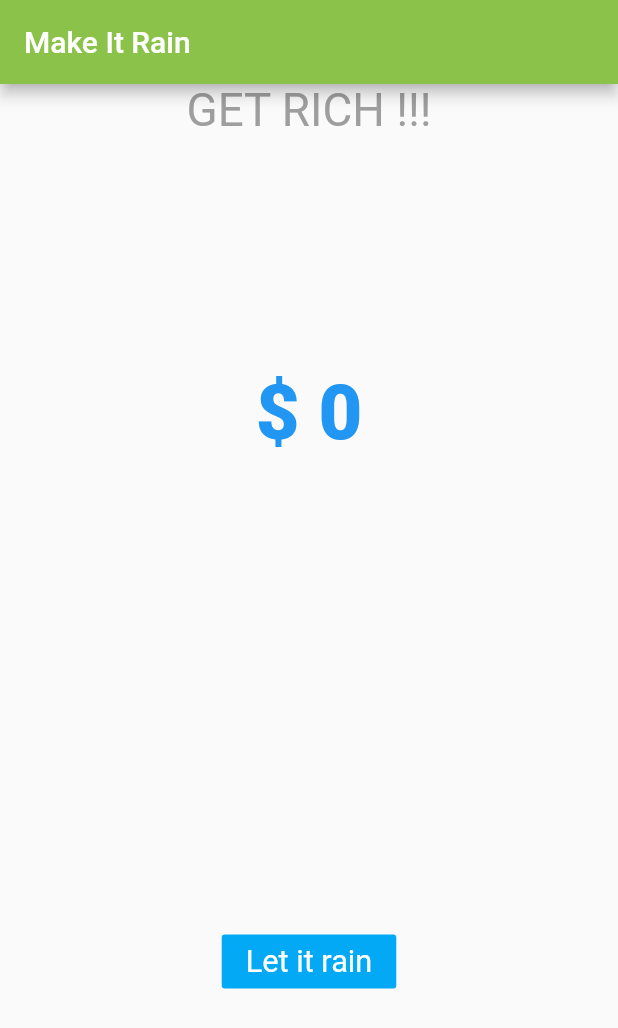
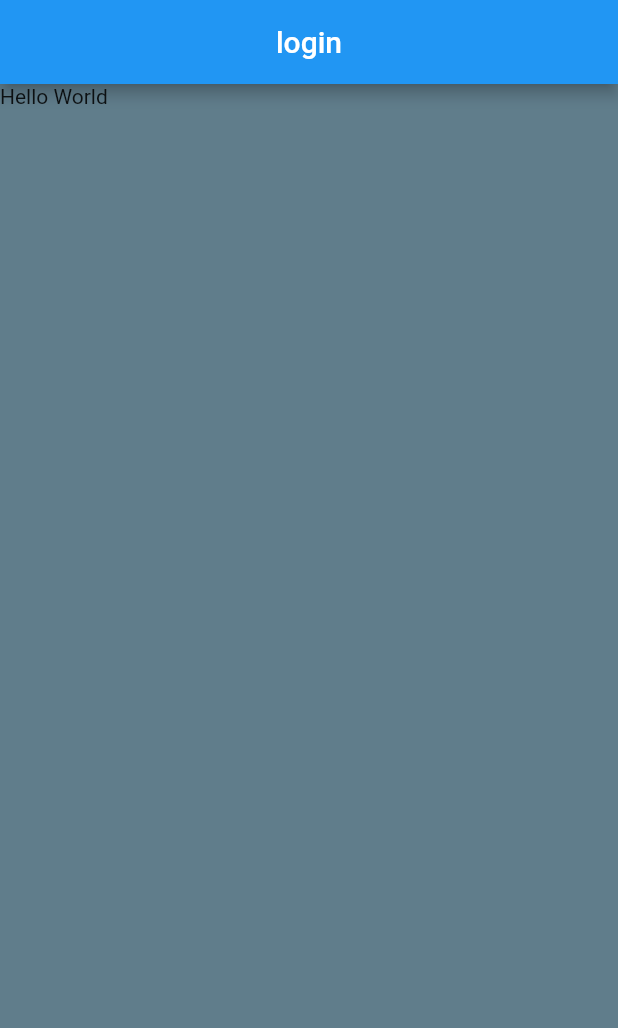
Before and after one commit to MinaSamirCap/flutterpro, a Flutter app: the screen it shows after launch, on a phone screen of 412 x 824 dp. Shown: the top 1028 px of the screen. Run offline on Flutter 3.47's test engine with Material 2 defaults, Android fonts, the phone set to English and light mode, and no system bars.

Commit message:
added the initila code for the login app

```diff
--- a/lib/main2.dart
+++ b/lib/main2.dart
@@ -1,13 +1,35 @@
+import 'package:first_flutter_app/ui/CustomLoginForm.dart';
 import 'package:first_flutter_app/ui/gestures_home_2.dart';
 import 'package:first_flutter_app/ui/make_it_rain_home_2.dart';
 import 'package:flutter/cupertino.dart';
 import 'package:flutter/material.dart';
 
-void main() {
+/*void main() {
   runApp(MaterialApp(
     title: "Gestures",
     //home: GesturesHome2(title: "GES",),
     //home: GesturesHome2("Gestures2", ""),
     home: MakeItRain(),
   ));
+}*/
+
+void main() => runApp(Login2());
+
+class Login2 extends StatelessWidget {
+  final appTitle = "login";
+
+  @override
+  Widget build(BuildContext context) {
+    return MaterialApp(
+      title: appTitle,
+      home: Scaffold(
+        appBar: AppBar(
+          title: Text(appTitle),
+          centerTitle: true,
+        ),
+        backgroundColor: Colors.blueGrey,
+        body: CustomLoginForm(),
+      ),
+    );
+  }
 }
--- /dev/null
+++ b/lib/ui/CustomLoginForm.dart
@@ -0,0 +1,16 @@
+import 'package:flutter/cupertino.dart';
+
+
+
+class CustomLoginForm extends StatefulWidget {
+  @override
+  _CustomLoginFormState createState() => _CustomLoginFormState();
+}
+
+class _CustomLoginFormState extends State<CustomLoginForm> {
+
+  @override
+  Widget build(BuildContext context) {
+    return Text("Hello World");
+  }
+}
--- a/pubspec.yaml
+++ b/pubspec.yaml
@@ -39,6 +39,7 @@ flutter:
   # To add assets to your application, add an assets section, like this:
   assets:
    - images/face.png
+   - images/google.png
   #  - images/a_dot_ham.jpeg
 
   # An image asset can refer to one or more resolution-specific "variants", see
```
Also changed, not shown: images/google.png (added).
